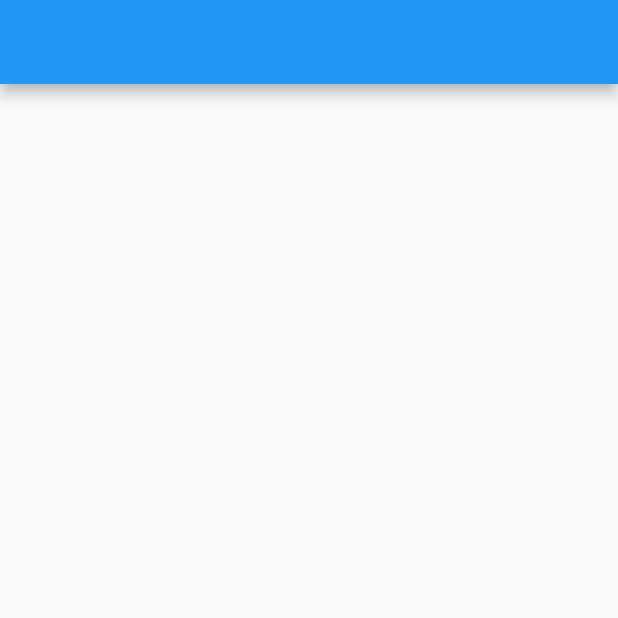
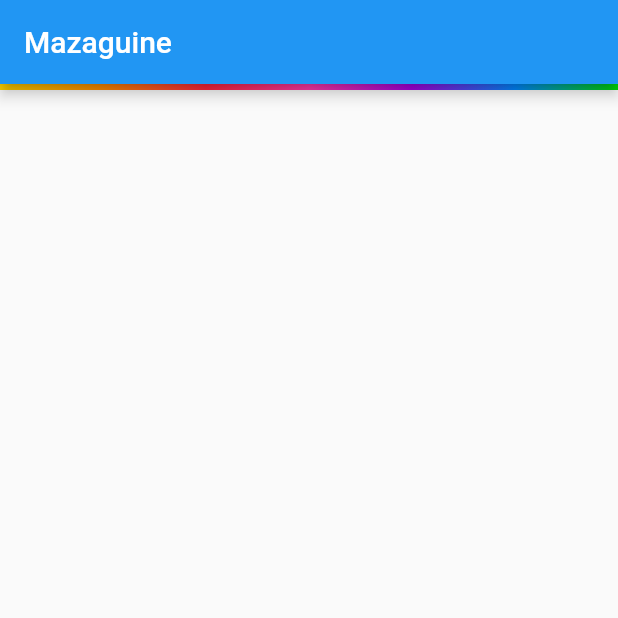
Before and after one commit to joao1559/hackathon_luiza_labs_franca, a Flutter app: the screen it shows after launch, on a phone screen of 412 x 824 dp, the top half of it. Run offline on Flutter 3.47's test engine with Material 2 defaults, Android fonts, the phone set to English and light mode, and no system bars.

Commit message:
Magalu bar

```diff
--- /dev/null
+++ b/lib/components/magalu_bar.dart
@@ -0,0 +1,25 @@
+import 'package:flutter/material.dart';
+
+class MagaluBar extends StatelessWidget {
+  @override
+  Widget build(BuildContext context) {
+    return Container(
+      height: 4,
+      decoration: BoxDecoration(
+          gradient: LinearGradient(
+              begin: Alignment.topLeft,
+              end: Alignment.topRight,
+              colors: [
+                Color.fromRGBO(252, 208, 0, 1),
+                Color.fromRGBO(255, 138, 0, 1),
+                Color.fromRGBO(255, 37, 58, 1),
+                Color.fromRGBO(255, 55, 168, 1),
+                Color.fromRGBO(164, 0, 225, 1),
+                Color.fromRGBO(0, 134, 255, 1),
+                Color.fromRGBO(0, 214, 4, 1),
+              ]
+          )
+      ),
+    );
+  }
+}
--- a/lib/screens/home.dart
+++ b/lib/screens/home.dart
@@ -1,4 +1,5 @@
 import 'package:flutter/material.dart';
+import 'package:hackathon_luiza_labs_franca/components/magalu_bar.dart';
 
 class Home extends StatefulWidget {
   @override
@@ -10,17 +11,15 @@ class _HomeState extends State<Home> {
   Widget build(BuildContext context) {
     return Scaffold(
       appBar: AppBar(
-        title: Container(
-          decoration: BoxDecoration(
-              gradient: LinearGradient(
-                  begin: Alignment.topLeft,
-                  end: Alignment.bottomRight,
-                  colors: [Colors.blue, Colors.red]
-              )
-          ),
+        title: Text('Mazaguine')
+      ),
+      body: Container(
+        child: Column(
+          children: <Widget>[
+            MagaluBar(),
+          ],
         ),
-      ),
-      body: Container(),
+      )
     );
   }
 }
```
